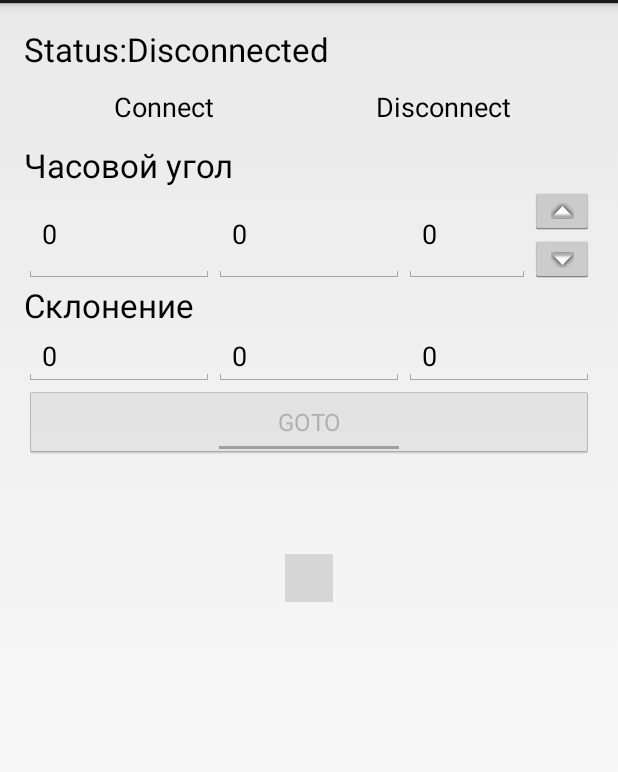
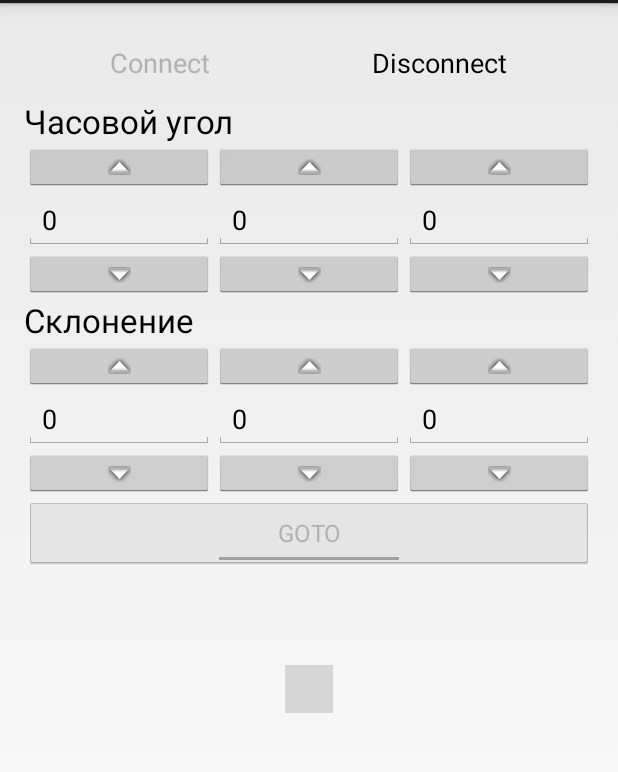
Before and after one commit to ShashokKV/BluetoothArduinoTelescope, an Android app: the screen it shows after launch (MainActivity), on a phone screen of 412 x 824 dp, the part 69-841 px from its top. Run offline under Robolectric (Android 15) with nearby library versions, the phone set to English and light mode, and no system bars; libraries missing offline, so code that uses them is left out: io.github.controlwear.virtual; plain views replace JoystickView; 3 statements that could not run were skipped; grey boxes are pictures that could not be loaded.

Commit message:
added up-down buttons

```diff
--- a/app/src/main/java/chess/android/arduino/telescope/MainActivity.java
+++ b/app/src/main/java/chess/android/arduino/telescope/MainActivity.java
@@ -112,6 +112,17 @@ public class MainActivity extends Activity {
             gotoOn = savedInstanceState.getBoolean(GOTO_STATE);
         }
 
+        View connectButton = findViewById(R.id.connectButton);
+        View disconnectButton = findViewById(R.id.disconnectButton);
+
+        if (connected) {
+            connectButton.setEnabled(false);
+            disconnectButton.setEnabled(true);
+        }else {
+            connectButton.setEnabled(true);
+            connectButton.setEnabled(false);
+        }
+
         if (joystickThread!=null) joystickThread.interrupt();
 
         if (btt!=null) {
@@ -170,8 +181,7 @@ public class MainActivity extends Activity {
             @Override
             public void onMove(int angle, int strength) {
                 Message msg = Message.obtain();
-                String coordinates = JoystickThread.parseJoystickInput(angle, strength);
-                msg.obj = coordinates;
+                msg.obj = JoystickThread.parseJoystickInput(angle, strength);
                 if (joystickThread!=null) joystickThread.interrupt();
                 if (angle != DEFAULT_ANGLE && strength != DEFAULT_STRENGTH) {
                     joystickThread = new JoystickThread(btWriteHandler, msg);
@@ -179,9 +189,6 @@ public class MainActivity extends Activity {
                 }else{
                     btWriteHandler.sendMessage(msg);
                 }
-
-                TextView tv = findViewById(R.id.statusText);
-                tv.setText(coordinates);
             }
         });
     }
--- a/app/src/main/java/chess/android/arduino/telescope/coordinates/Declination.java
+++ b/app/src/main/java/chess/android/arduino/telescope/coordinates/Declination.java
@@ -11,19 +11,7 @@ public class Declination {
         this.second = second;
     }
 
-    public int getSecond() {
-        return second;
-    }
-
-    public int getMinute() {
-        return minute;
-    }
-
-    public int getDegree() {
-        return degree;
-    }
-
     public double toDegrees() {
-        return (((double)degree*3600.0d)+((double)minute*60.0d)+(double)second)/3600.0d;
+        return ((degree*3600.0d)+(minute*60.0d)+second*1.0d)/3600.0d;
     }
 }
--- a/app/src/main/java/chess/android/arduino/telescope/coordinates/HourAngle.java
+++ b/app/src/main/java/chess/android/arduino/telescope/coordinates/HourAngle.java
@@ -18,16 +18,12 @@ public class HourAngle  {
         timer = LocalTime.of(hour, minute, second);
     }
 
-    public LocalTime getTimer() {
-        return timer;
-    }
-
-    public void setTimer(LocalTime timer) {
-        this.timer = timer;
+    public void  plusSecond() {
+        timer = timer.plusSeconds(1);
     }
 
     public double toDegrees() {
-        return (((double)timer.getHour()*3600.0d)+((double)timer.getMinute()*60.0d)+(double)timer.getSecond())*15.0d/3600.0d;
+        return (((timer.getHour()*3600.0d)+(timer.getMinute()*60.0d)+(timer.getSecond()*1.0d))*15.0d)/3600.0d;
     }
 
     public void setToView(Activity activity) {
--- a/app/src/main/java/chess/android/arduino/telescope/threads/GotoThread.java
+++ b/app/src/main/java/chess/android/arduino/telescope/threads/GotoThread.java
@@ -52,7 +52,7 @@ public class GotoThread extends Thread {
             coordinatesMessage.obj = getHorizontalCoordinates(equatorialCoordinates);
             btHandler.sendMessage(coordinatesMessage);
 
-            hourAngle.setTimer(hourAngle.getTimer().plusSeconds(1));
+            hourAngle.plusSecond();
             equatorialCoordinates.setHourAngle(hourAngle);
             try {
                 Thread.sleep(1000 - (System.currentTimeMillis() - timeElapsed));
@@ -70,8 +70,9 @@ public class GotoThread extends Thread {
         double decl = toRadians(declination.toDegrees());
         double hour = toRadians(hourAngle.toDegrees());
 
-        double alt = toDegrees(asin(sin(decl) * sin(lat) + cos(decl) * cos(lat) * cos(hour)));
-        double a = toDegrees(acos((sin(decl) - sin(alt) * sin(lat)) / (cos(alt) * cos(lat))));
+        double alt = asin((sin(decl) * sin(lat)) + (cos(decl) * cos(lat) * cos(hour)));
+        double a = toDegrees(acos((sin(decl) - (sin(alt) * sin(lat))) / (cos(alt) * cos(lat))));
+        alt = toDegrees(alt);
 
         double az;
         if (sin(hour) < 0) {
--- a/app/src/main/res/layout/activity_bluetooth.xml
+++ b/app/src/main/res/layout/activity_bluetooth.xml
@@ -5,56 +5,35 @@
     android:layout_height="match_parent"
     android:layout_centerHorizontal="true"
     android:orientation="vertical"
-        android:weightSum="1"
     android:paddingLeft="@dimen/activity_horizontal_margin"
     android:paddingTop="@dimen/activity_vertical_margin"
     android:paddingRight="@dimen/activity_horizontal_margin"
     android:paddingBottom="@dimen/activity_vertical_margin"
+    android:weightSum="1"
     tools:context=".MainActivity">
 
     <LinearLayout
-            android:id="@+id/statusLayout"
-            android:layout_width="fill_parent"
+        style="?android:attr/buttonBarButtonStyle"
+        android:layout_width="match_parent"
         android:layout_height="wrap_content"
         android:orientation="horizontal">
 
-            <TextView
-                android:id="@+id/statusLabel"
+        <Button
+            android:id="@+id/connectButton"
+            style="?android:attr/buttonBarButtonStyle"
             android:layout_width="wrap_content"
             android:layout_height="wrap_content"
-                android:text="@string/status"
-                android:textAppearance="?android:attr/textAppearanceLarge" />
-
-            <TextView
-                android:id="@+id/statusText"
-                android:layout_width="fill_parent"
-                android:layout_height="wrap_content"
-                android:text="@string/disconnected"
-                android:textAppearance="?android:attr/textAppearanceLarge" />
-        </LinearLayout>
-
-        <LinearLayout
-            android:layout_width="match_parent"
-            android:layout_height="wrap_content"
-            android:orientation="horizontal"
-            style="?android:attr/buttonBarButtonStyle">
-
-            <Button
-                android:id="@+id/connectButton"
-                android:layout_width="wrap_content"
-                android:layout_height="wrap_content"
-                android:layout_weight="0.58"
+            android:layout_weight="0.5"
             android:onClick="connectButtonPressed"
-                style="?android:attr/buttonBarButtonStyle"
             android:text="@string/connect" />
 
         <Button
             android:id="@+id/disconnectButton"
+            style="?android:attr/buttonBarButtonStyle"
             android:layout_width="wrap_content"
             android:layout_height="wrap_content"
-                android:layout_weight="0.52"
+            android:layout_weight="0.5"
             android:onClick="disconnectButtonPressed"
-                style="?android:attr/buttonBarButtonStyle"
             android:text="@string/disconnect" />
     </LinearLayout>
 
@@ -65,79 +44,119 @@
 
         <LinearLayout
             android:layout_width="match_parent"
-                android:layout_height="match_parent"
+            android:layout_height="wrap_content"
             android:orientation="vertical">
 
             <TextView
                 android:id="@+id/textView"
                 android:layout_width="match_parent"
                 android:layout_height="wrap_content"
-                    android:textAppearance="?android:attr/textAppearanceLarge"
-                    android:text="@string/HourAngle" />
+                android:text="@string/HourAngle"
+                android:textAppearance="?android:attr/textAppearanceLarge" />
+
+            <LinearLayout
+                android:layout_width="match_parent"
+                android:layout_height="match_parent"
+                android:orientation="horizontal"
+                android:weightSum="3">
+
+                <ImageButton
+                    android:id="@+id/buttonHourUp"
+                    android:layout_width="0dp"
+                    android:layout_height="wrap_content"
+                    android:layout_weight="1"
+                    android:contentDescription="@string/up"
+                    android:src="@android:drawable/arrow_up_float" />
+
+                <ImageButton
+                    android:id="@+id/buttonMinuteUp"
+                    android:layout_width="0dp"
+                    android:layout_height="wrap_content"
+                    android:layout_weight="1"
+                    android:contentDescription="@string/up"
+                    android:src="@android:drawable/arrow_up_float" />
+
+                <ImageButton
+                    android:id="@+id/buttonSecondUp"
+                    android:layout_width="0dp"
+                    android:layout_height="match_parent"
+                    android:layout_weight="1"
+                    android:contentDescription="@string/up"
+                    android:src="@android:drawable/arrow_up_float" />
+            </LinearLayout>
 
             <LinearLayout
                 android:layout_width="match_parent"
                 android:layout_height="wrap_content"
-                    android:weightSum="9"
-                    android:orientation="horizontal">
+                android:orientation="horizontal"
+                android:weightSum="3">
 
                 <EditText
                     android:id="@+id/hAngHour"
                     android:layout_width="0dp"
                     android:layout_height="match_parent"
-                        android:layout_weight="3"
                     android:layout_gravity="bottom"
+                    android:layout_weight="1"
+                    android:autofillHints="0"
                     android:ems="10"
+                    android:hint="@string/Hours"
                     android:inputType="numberDecimal"
-                        android:hint="@string/Hours"
-                        android:text="@string/zero"
-                        android:autofillHints="0" />
+                    android:text="@string/zero" />
 
                 <EditText
                     android:id="@+id/hAngMinute"
                     android:layout_width="0dp"
                     android:layout_height="match_parent"
-                        android:layout_weight="3"
                     android:layout_gravity="bottom"
+                    android:layout_weight="1"
+                    android:autofillHints="0"
                     android:ems="10"
+                    android:hint="@string/Minutes"
                     android:inputType="numberDecimal"
-                        android:hint="@string/Minutes"
-                        android:text="@string/zero"
-                        android:autofillHints="0" />
+                    android:text="@string/zero" />
 
                 <EditText
                     android:id="@+id/hAngSecond"
                     android:layout_width="0dp"
                     android:layout_height="match_parent"
-                        android:layout_weight="2"
                     android:layout_gravity="bottom"
+                    android:layout_weight="1"
+                    android:autofillHints="0"
                     android:ems="10"
+                    android:hint="@string/Seconds"
                     android:inputType="numberDecimal"
-                        android:hint="@string/Seconds"
-                        android:text="@string/zero"
-                        android:autofillHints="0" />
+                    android:text="@string/zero" />
+            </LinearLayout>
 
             <LinearLayout
-                        android:id="@+id/relativeLayout"
+                android:layout_width="match_parent"
+                android:layout_height="match_parent"
+                android:orientation="horizontal"
+                android:weightSum="3">
+
+                <ImageButton
+                    android:id="@+id/buttonHourDown"
                     android:layout_width="0dp"
                     android:layout_height="wrap_content"
                     android:layout_weight="1"
-                        android:orientation="vertical">
+                    android:contentDescription="@string/down"
+                    android:src="@android:drawable/arrow_down_float" />
 
                 <ImageButton
-                            android:id="@+id/buttonSecondUp"
-                            android:layout_width="match_parent"
-                            android:layout_height="match_parent"
-                            android:src="@android:drawable/arrow_up_float"
-                            android:contentDescription="@string/up" />
+                    android:id="@+id/buttonMinuteDown"
+                    android:layout_width="0dp"
+                    android:layout_height="wrap_content"
+                    android:layout_weight="1"
+                    android:contentDescription="@string/down"
+                    android:src="@android:drawable/arrow_down_float" />
 
                 <ImageButton
                     android:id="@+id/buttonSecondDown"
-                            android:layout_width="match_parent"
-                            android:layout_height="match_parent"
-                            android:src="@android:drawable/arrow_down_float"
-                            android:contentDescription="@string/down" />
-                    </LinearLayout>
+                    android:layout_width="0dp"
+                    android:layout_height="wrap_content"
+                    android:layout_weight="1"
+                    android:contentDescription="@string/down"
+                    android:src="@android:drawable/arrow_down_float" />
             </LinearLayout>
         </LinearLayout>
 
@@ -150,47 +169,109 @@
                 android:id="@+id/textView2"
                 android:layout_width="match_parent"
                 android:layout_height="wrap_content"
-                    android:textAppearance="?android:attr/textAppearanceLarge"
-                    android:text="@string/Declination" />
+                android:text="@string/Declination"
+                android:textAppearance="?android:attr/textAppearanceLarge" />
 
             <LinearLayout
                 android:layout_width="match_parent"
                 android:layout_height="match_parent"
-                    android:weightSum="9"
-                    android:orientation="horizontal">
+                android:orientation="horizontal"
+                android:weightSum="3">
+
+                <ImageButton
+                    android:id="@+id/buttonDeclDegreeUp"
+                    android:layout_width="0dp"
+                    android:layout_height="wrap_content"
+                    android:layout_weight="1"
+                    android:contentDescription="@string/up"
+                    android:src="@android:drawable/arrow_up_float" />
+
+                <ImageButton
+                    android:id="@+id/buttonDeclMinuteUp"
+                    android:layout_width="0dp"
+                    android:layout_height="wrap_content"
+                    android:layout_weight="1"
+                    android:contentDescription="@string/up"
+                    android:src="@android:drawable/arrow_up_float" />
+
+                <ImageButton
+                    android:id="@+id/buttonDeclSecondUp"
+                    android:layout_width="0dp"
+                    android:layout_height="match_parent"
+                    android:layout_weight="1"
+                    android:contentDescription="@string/up"
+                    android:src="@android:drawable/arrow_up_float" />
+            </LinearLayout>
+
+            <LinearLayout
+                android:layout_width="match_parent"
+                android:layout_height="match_parent"
+                android:orientation="horizontal"
+                android:weightSum="9">
 
                 <EditText
                     android:id="@+id/declDegree"
                     android:layout_width="0dp"
                     android:layout_height="wrap_content"
                     android:layout_weight="3"
+                    android:autofillHints="0"
                     android:ems="10"
                     android:hint="@string/Degrees"
-                        android:text="@string/zero"
                     android:inputType="numberDecimal|numberSigned"
-                        android:autofillHints="0" />
+                    android:text="@string/zero" />
 
                 <EditText
                     android:id="@+id/declMinute"
                     android:layout_width="0dp"
                     android:layout_height="wrap_content"
                     android:layout_weight="3"
+                    android:autofillHints="0"
                     android:ems="10"
                     android:hint="@string/Minutes"
-                        android:text="@string/zero"
                     android:inputType="numberDecimal"
-                        android:autofillHints="0"/>
+                    android:text="@string/zero" />
 
                 <EditText
                     android:id="@+id/declSecond"
                     android:layout_width="0dp"
                     android:layout_height="wrap_content"
                     android:layout_weight="3"
+                    android:autofillHints="0"
                     android:ems="10"
                     android:hint="@string/Seconds"
-                        android:text="@string/zero"
                     android:inputType="numberDecimal"
-                        android:autofillHints="0" />
+                    android:text="@string/zero" />
+            </LinearLayout>
+
+            <LinearLayout
+                android:layout_width="match_parent"
+                android:layout_height="match_parent"
+                android:orientation="horizontal"
+                android:weightSum="3">
+
+                <ImageButton
+                    android:id="@+id/buttonDeclDegreeDown"
+                    android:layout_width="0dp"
+                    android:layout_height="wrap_content"
+                    android:layout_weight="1"
+                    android:contentDescription="@string/down"
+                    android:src="@android:drawable/arrow_down_float" />
+
+                <ImageButton
+                    android:id="@+id/buttonDeclMinuteDown"
+                    android:layout_width="0dp"
+                    android:layout_height="wrap_content"
+                    android:layout_weight="1"
+                    android:contentDescription="@string/down"
+                    android:src="@android:drawable/arrow_down_float" />
+
+                <ImageButton
+                    android:id="@+id/buttonDeclSecondDown"
+                    android:layout_width="0dp"
+                    android:layout_height="wrap_content"
+                    android:layout_weight="1"
+                    android:contentDescription="@string/down"
+                    android:src="@android:drawable/arrow_down_float" />
             </LinearLayout>
         </LinearLayout>
 
@@ -218,7 +299,7 @@
             android:layout_marginTop="64dp"
             custom:JV_backgroundColor="#575153"
             custom:JV_borderWidth="0dp"
-                custom:JV_buttonColor="#DC081E58"/>
+            custom:JV_buttonColor="#DC081E58" />
     </LinearLayout>
 
 </LinearLayout>
```
Lines whose indentation alone changed are shown as unchanged.
